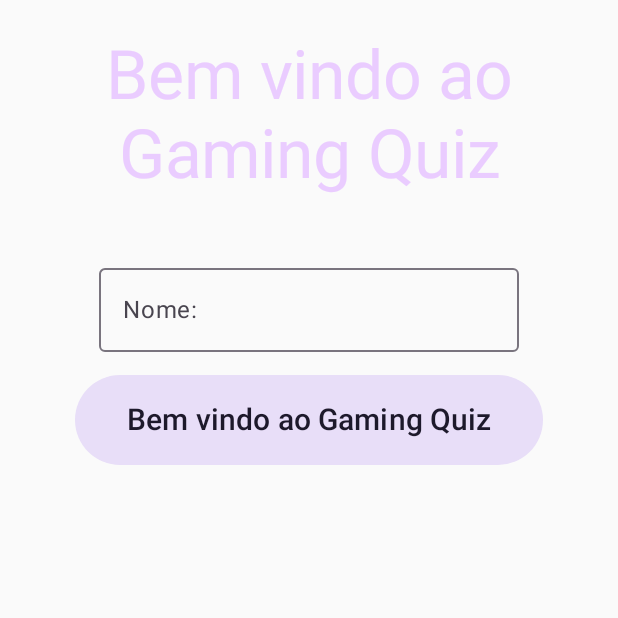
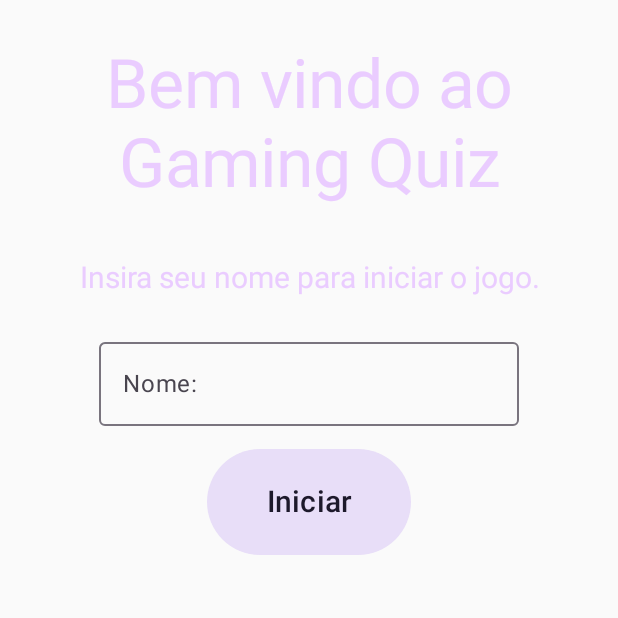
Before and after one commit to Bernardo-Hack/Gaming-Quiz-App, an Android app built with Jetpack Compose: the screen it shows after launch (MainActivity), on a phone screen of 412 x 824 dp, the top half of it. Run offline under Robolectric (Android 15) with nearby library versions, the phone set to English and light mode, and no system bars; 2 statements that could not run were skipped.

Commit message:
Interface de login finalizada

```diff
--- a/app/src/main/java/com/example/gamingquiz/ui/LoginPage.kt
+++ b/app/src/main/java/com/example/gamingquiz/ui/LoginPage.kt
@@ -1,7 +1,11 @@
 package com.example.gamingquiz.ui
 
+import androidx.compose.foundation.background
 import androidx.compose.foundation.layout.Arrangement
+import androidx.compose.foundation.layout.Box
 import androidx.compose.foundation.layout.Column
+import androidx.compose.foundation.layout.fillMaxSize
+import androidx.compose.foundation.layout.height
 import androidx.compose.foundation.layout.padding
 import androidx.compose.material3.FilledTonalButton
 import androidx.compose.material3.OutlinedTextField
@@ -13,29 +17,56 @@ import androidx.compose.ui.text.style.TextAlign
 import androidx.compose.ui.tooling.preview.Preview
 import androidx.compose.ui.unit.dp
 import androidx.compose.ui.unit.sp
+import com.example.gamingquiz.ui.theme.BackgroundGradient
 import com.example.gamingquiz.ui.theme.TextColor
 
 @Composable
 fun LoginPage(modifier: Modifier = Modifier) {
 
     Column(
-        modifier = modifier.padding(8.dp),
+        modifier = modifier
+            .padding(8.dp)
+            .fillMaxSize()
+            .background(brush = BackgroundGradient),
         verticalArrangement = Arrangement.SpaceEvenly,
         horizontalAlignment = Alignment.CenterHorizontally
+
     ) {
+
+        Box(
+            modifier = modifier
+                .fillMaxSize()
+                .weight(1f),
+            contentAlignment = Alignment.Center
+        )
+        {
+            Text(
+                text = "Bem vindo ao Gaming Quiz",
+                modifier = modifier
+                    .padding(8.dp),
+                textAlign = TextAlign.Center,
+                fontSize = 45.sp,
+                color = TextColor
+            )
+        }
         Text(
-            text = "Bem vindo ao Gaming Quiz",
+            text = "Insira seu nome para iniciar o jogo.",
             modifier = modifier
-                .padding(16.dp),
+                .padding(8.dp)
+                .weight(2f, fill = false),
             textAlign = TextAlign.Center,
-            fontSize = 45.sp,
+            fontSize = 20.sp,
             color = TextColor
         )
 
+
         Column(
-            horizontalAlignment = Alignment.CenterHorizontally,
             modifier = modifier
-                .padding(10.dp)
+                .height(200.dp)
+                .fillMaxSize()
+                .weight(2f),
+            verticalArrangement = Arrangement.Top,
+            horizontalAlignment = Alignment.CenterHorizontally
         ) {
             OutlinedTextField(
                 value = "",
@@ -43,19 +74,22 @@ fun LoginPage(modifier: Modifier = Modifier) {
                 label = { Text("Nome:") },
                 modifier = modifier
                     .padding(15.dp)
+                    .weight(1f, fill = false)
             )
 
             FilledTonalButton(
                 onClick = { },
                 modifier = modifier
+                    .weight(2f, fill = false)
             ) {
                 Text(
-                    text = "Bem vindo ao Gaming Quiz",
+                    text = "Iniciar",
                     modifier = modifier
-                        .padding(10.dp),
+                        .padding(15.dp),
                     textAlign = TextAlign.Center,
                     fontSize = 20.sp,
                 )
+
             }
         }
     }
```
